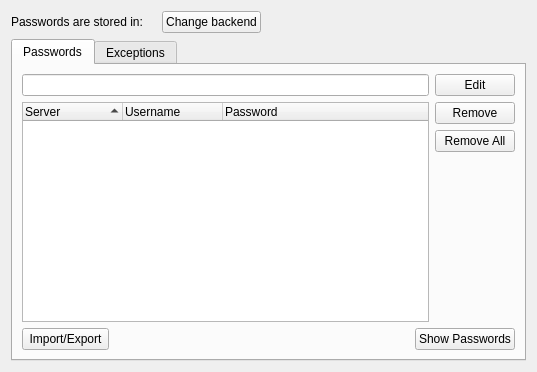
Old version of the form src/lib/preferences/autofillmanager.ui in the repository QupZilla/qupzilla.
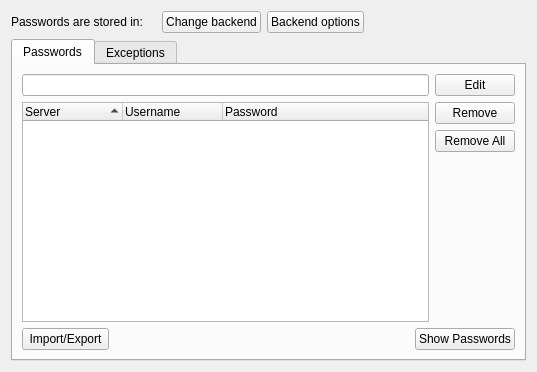
New version of the form. Custom widgets are drawn as their Qt base class.

Commit message: [PasswordManager] Backends can now have its own options dialog.

Diff of the .ui file:
```diff
--- a/src/lib/preferences/autofillmanager.ui
+++ b/src/lib/preferences/autofillmanager.ui
@@ -36,6 +36,13 @@
        </property>
       </widget>
      </item>
+     <item>
+      <widget class="QPushButton" name="backendOptions">
+       <property name="text">
+        <string>Backend options</string>
+       </property>
+      </widget>
+     </item>
      <item>
       <spacer name="horizontalSpacer_2">
        <property name="orientation">
```
The commit also changes 4 other files.
